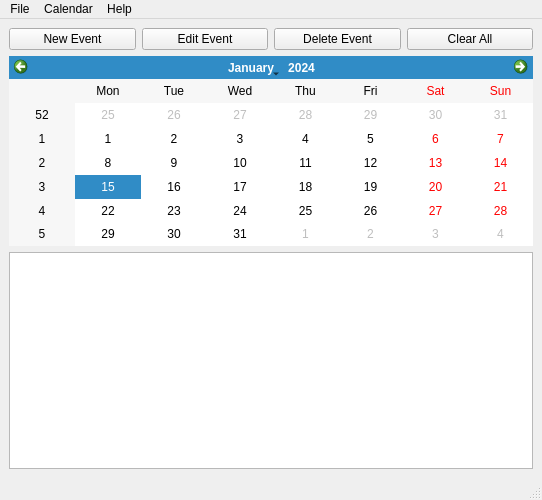
Before: the Qt Designer form src/mainwindow.ui in crispinprojects/talkcalendar, drawn with Qt 5.
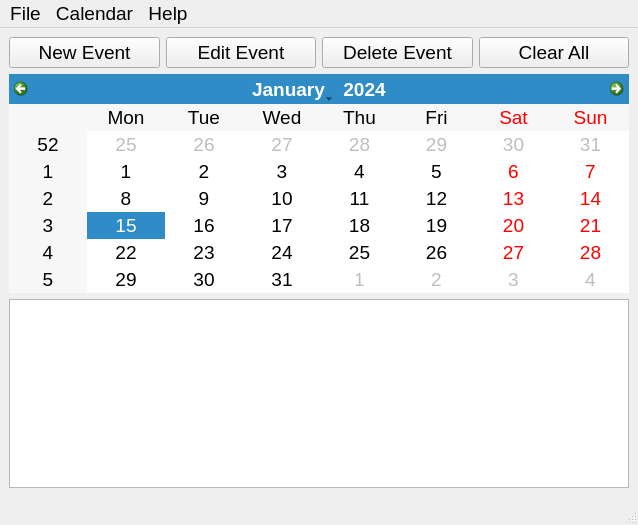
After: the same form once the commit is applied.

Diff of the .ui file:
```diff
--- a/src/mainwindow.ui
+++ b/src/mainwindow.ui
@@ -6,10 +6,15 @@
    <rect>
     <x>0</x>
     <y>0</y>
-    <width>542</width>
-    <height>500</height>
+    <width>638</width>
+    <height>525</height>
    </rect>
   </property>
+  <property name="font">
+   <font>
+    <pointsize>14</pointsize>
+   </font>
+  </property>
   <property name="windowTitle">
    <string>Talk Calendar</string>
   </property>
@@ -21,6 +26,11 @@
        <layout class="QHBoxLayout" name="horizontalLayout">
         <item>
          <widget class="QPushButton" name="btnNewEvent">
+          <property name="font">
+           <font>
+            <pointsize>14</pointsize>
+           </font>
+          </property>
           <property name="text">
            <string>New Event</string>
           </property>
@@ -28,6 +38,11 @@
         </item>
         <item>
          <widget class="QPushButton" name="btnEditEvent">
+          <property name="font">
+           <font>
+            <pointsize>14</pointsize>
+           </font>
+          </property>
           <property name="text">
            <string>Edit Event</string>
           </property>
@@ -35,6 +50,11 @@
         </item>
         <item>
          <widget class="QPushButton" name="btnDelete">
+          <property name="font">
+           <font>
+            <pointsize>14</pointsize>
+           </font>
+          </property>
           <property name="text">
            <string>Delete Event</string>
           </property>
@@ -42,6 +62,11 @@
         </item>
         <item>
          <widget class="QPushButton" name="btnClearAll">
+          <property name="font">
+           <font>
+            <pointsize>14</pointsize>
+           </font>
+          </property>
           <property name="text">
            <string>Clear All</string>
           </property>
@@ -50,12 +75,24 @@
        </layout>
       </item>
       <item>
-       <widget class="QCalendarWidget" name="mainCalendar"/>
+       <widget class="QCalendarWidget" name="mainCalendar">
+        <property name="font">
+         <font>
+          <pointsize>14</pointsize>
+         </font>
+        </property>
+       </widget>
       </item>
      </layout>
     </item>
     <item row="1" column="0">
-     <widget class="QListWidget" name="eventList"/>
+     <widget class="QListWidget" name="eventList">
+      <property name="font">
+       <font>
+        <pointsize>14</pointsize>
+       </font>
+      </property>
+     </widget>
     </item>
    </layout>
   </widget>
@@ -64,8 +101,8 @@
     <rect>
      <x>0</x>
      <y>0</y>
-     <width>542</width>
-     <height>36</height>
+     <width>638</width>
+     <height>38</height>
     </rect>
    </property>
    <widget class="QMenu" name="menuFile">
```
Left out of the diff: 40 changed lines with no effect on the pictures.
